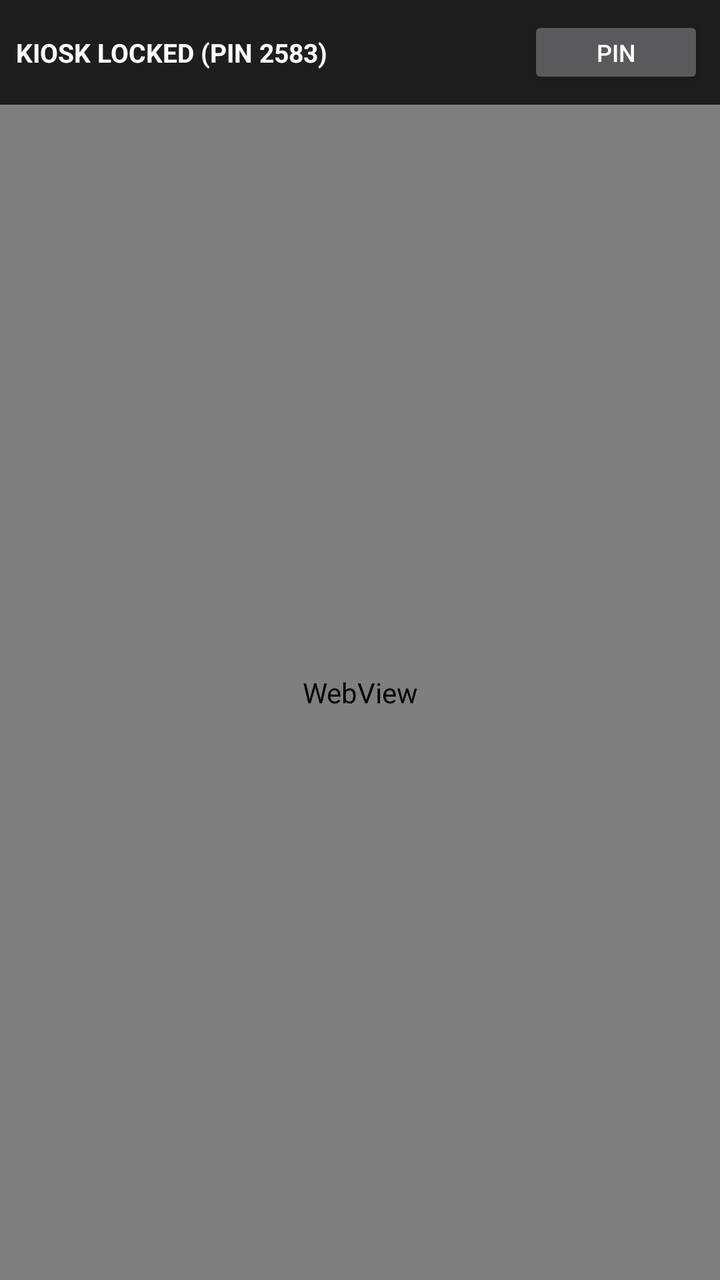
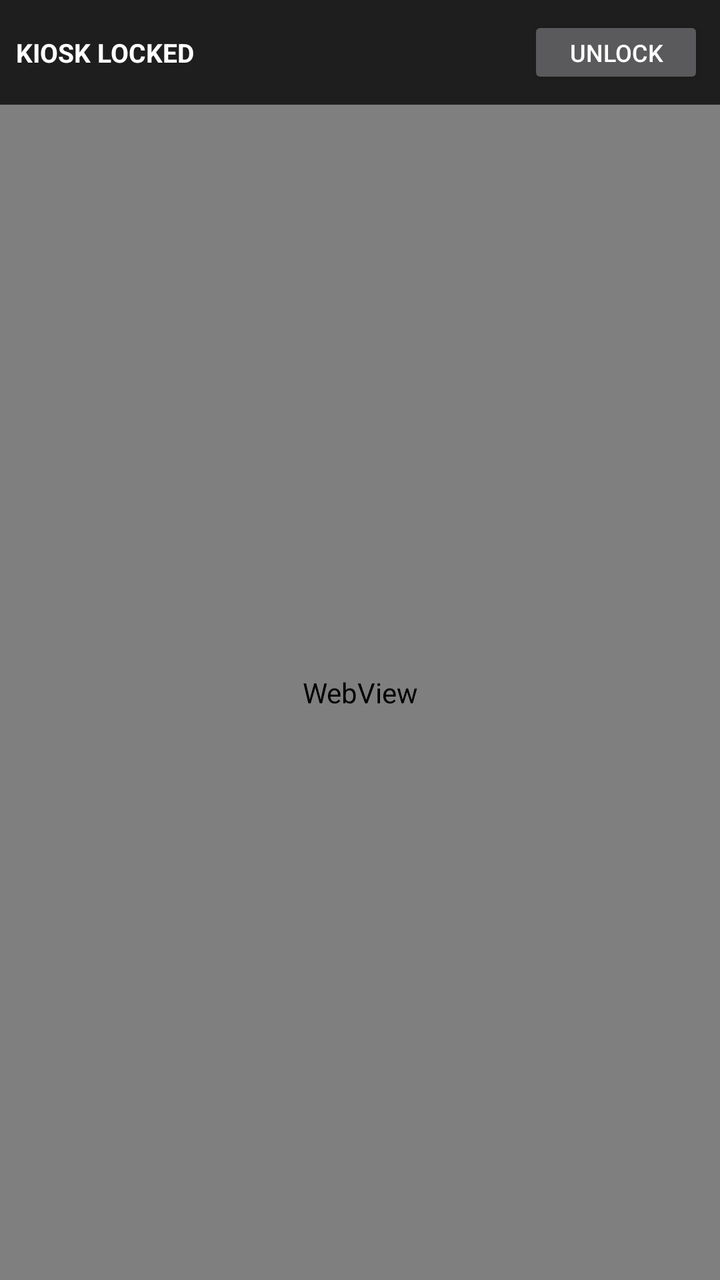

The first picture is an Android layout as it rendered before a commit; the second is the same layout after the commit. The layout source and the unified diff follow.
<!-- AndroidManifest.xml: application theme Theme.AppCompat.NoActionBar -->
<!-- res/layout/activity_main.xml -->
<?xml version="1.0" encoding="utf-8"?>
<LinearLayout xmlns:android="http://schemas.android.com/apk/res/android"
    android:id="@+id/rootLayout"
    android:layout_width="match_parent"
    android:layout_height="match_parent"
    android:background="#111111"
    android:orientation="vertical">

    
    <LinearLayout
        android:id="@+id/topBar"
        android:layout_width="match_parent"
        android:layout_height="wrap_content"
        android:background="#1E1E1E"
        android:gravity="center_vertical"
        android:orientation="horizontal"
        android:padding="8dp">

        <TextView
            android:id="@+id/statusLabel"
            android:layout_width="0dp"
            android:layout_height="wrap_content"
            android:layout_weight="1"
            android:text="KIOSK LOCKED (PIN 2583)"
            android:textColor="#FFFFFF"
            android:textSize="13sp"
            android:textStyle="bold" />

        <Button
            android:id="@+id/unlockButton"
            android:layout_width="wrap_content"
            android:layout_height="wrap_content"
            android:minHeight="36dp"
            android:paddingLeft="12dp"
            android:paddingRight="12dp"
            android:text="PIN"
            android:textSize="12sp" />
    </LinearLayout>

    
    <LinearLayout
        android:id="@+id/adminPanel"
        android:layout_width="match_parent"
        android:layout_height="wrap_content"
        android:background="#262626"
        android:orientation="vertical"
        android:padding="10dp"
        android:visibility="gone">

        <TextView
            android:layout_width="match_parent"
            android:layout_height="wrap_content"
            android:layout_marginBottom="6dp"
            android:text="Admin Kiosk URL:"
            android:textColor="#E0E0E0"
            android:textSize="12sp" />

        <EditText
            android:id="@+id/urlInput"
            android:layout_width="match_parent"
            android:layout_height="wrap_content"
            android:layout_marginBottom="8dp"
            android:background="#FFFFFF"
            android:hint="https://example.com"
            android:inputType="textUri"
            android:padding="8dp"
            android:textColor="#000000"
            android:textColorHint="#666666"
            android:textSize="14sp" />

        <TextView
            android:id="@+id/zoomLabel"
            android:layout_width="match_parent"
            android:layout_height="wrap_content"
            android:layout_marginBottom="6dp"
            android:text="Page Zoom: 100%"
            android:textColor="#E0E0E0"
            android:textSize="12sp" />

        <LinearLayout
            android:layout_width="match_parent"
            android:layout_height="wrap_content"
            android:layout_marginBottom="8dp"
            android:orientation="horizontal">

            <Button
                android:id="@+id/zoomOutButton"
                android:layout_width="0dp"
                android:layout_height="wrap_content"
                android:layout_marginRight="6dp"
                android:layout_weight="1"
                android:text="Zoom -"
                android:textSize="12sp" />

            <Button
                android:id="@+id/zoomResetButton"
                android:layout_width="0dp"
                android:layout_height="wrap_content"
                android:layout_marginLeft="6dp"
                android:layout_marginRight="6dp"
                android:layout_weight="1"
                android:text="100%"
                android:textSize="12sp" />

            <Button
                android:id="@+id/zoomInButton"
                android:layout_width="0dp"
                android:layout_height="wrap_content"
                android:layout_marginLeft="6dp"
                android:layout_weight="1"
                android:text="Zoom +"
                android:textSize="12sp" />
        </LinearLayout>

        <LinearLayout
            android:layout_width="match_parent"
            android:layout_height="wrap_content"
            android:orientation="horizontal">

            <Button
                android:id="@+id/saveUrlButton"
                android:layout_width="0dp"
                android:layout_height="wrap_content"
                android:layout_marginRight="6dp"
                android:layout_weight="1"
                android:text="Save &amp; Load"
                android:textSize="12sp" />

            <Button
                android:id="@+id/relockButton"
                android:layout_width="0dp"
                android:layout_height="wrap_content"
                android:layout_marginLeft="6dp"
                android:layout_marginRight="6dp"
                android:layout_weight="1"
                android:text="Lock Kiosk"
                android:textSize="12sp" />

            <Button
                android:id="@+id/exitKioskButton"
                android:layout_width="0dp"
                android:layout_height="wrap_content"
                android:layout_marginLeft="6dp"
                android:layout_weight="1"
                android:text="Exit App"
                android:textSize="12sp" />
        </LinearLayout>
    </LinearLayout>

    <WebView
        android:id="@+id/kioskWebView"
        android:layout_width="match_parent"
        android:layout_height="0dp"
        android:layout_weight="1" />

</LinearLayout>
<!-- resources referenced by this layout -->
<resources>

</resources>

<!-- the commit's change to res/layout/activity_main.xml (unified diff, before → after) -->
@@ -21,7 +21,7 @@
             android:layout_width="0dp"
             android:layout_height="wrap_content"
             android:layout_weight="1"
-            android:text="KIOSK LOCKED (PIN 2583)"
+            android:text="KIOSK LOCKED"
             android:textColor="#FFFFFF"
             android:textSize="13sp"
             android:textStyle="bold" />
@@ -33,7 +33,7 @@
             android:minHeight="36dp"
             android:paddingLeft="12dp"
             android:paddingRight="12dp"
-            android:text="PIN"
+            android:text="Unlock"
             android:textSize="12sp" />
     </LinearLayout>
 
